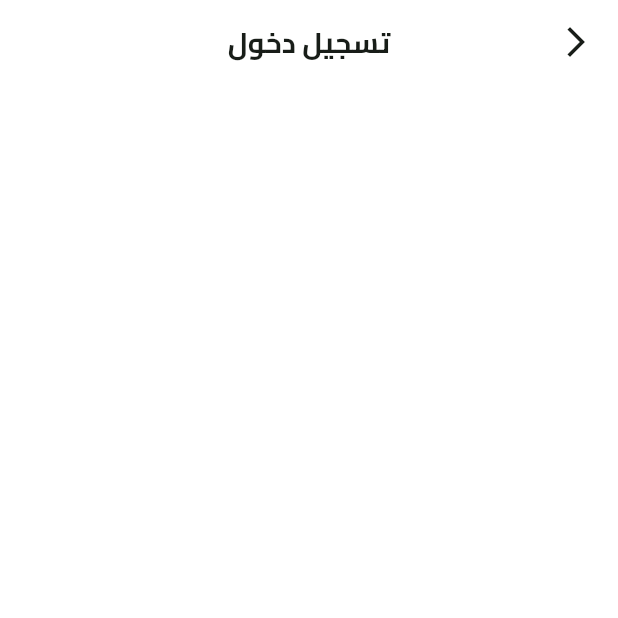
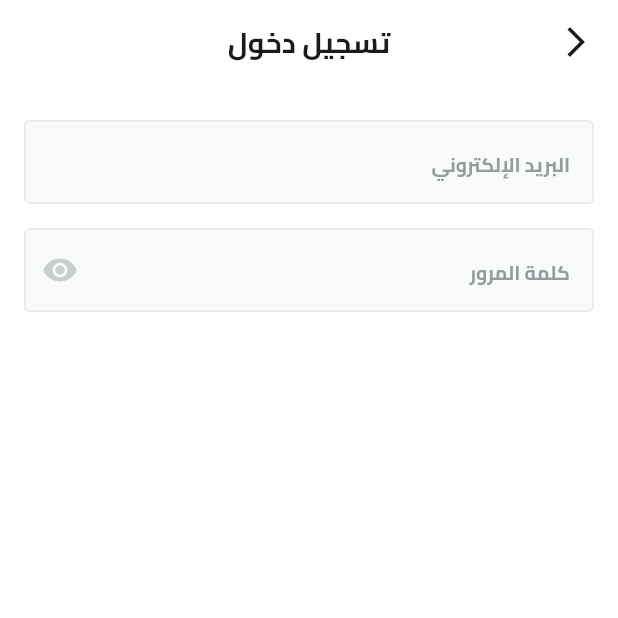
Before and after one commit to Eng-Mosad-99/Fruit-Hub, a Flutter app: the screen it shows after launch, after a tap on "تخط", on a phone screen of 412 x 824 dp, the top half of it. Run offline on Flutter 3.47's test engine with Material 3 defaults, Android fonts, the phone set to English and light mode, and no system bars; our stand-ins replace dots_indicator, shared_preferences; missing offline and left inert: svg_flutter.

Commit message:
finish login ui part 3

```diff
--- /dev/null
+++ b/lib/core/widgets/custom_text_field.dart
@@ -0,0 +1,40 @@
+import 'package:flutter/material.dart';
+import 'package:fruit_hub/core/utils/app_text_styles.dart';
+
+class CustomTextField extends StatelessWidget {
+  const CustomTextField(
+      {super.key, required this.hintText,required this.textInputType, this.suffixIcon});
+  final String hintText;
+  final TextInputType textInputType;
+  final Widget? suffixIcon;
+  @override
+  Widget build(BuildContext context) {
+    return TextFormField(
+      keyboardType: textInputType,
+      decoration: InputDecoration(
+        hintText: hintText,
+        suffixIcon: suffixIcon,
+        hintStyle: TextStyles.bold13.copyWith(
+          color: const Color(0xff949D9E),
+        ),
+        border: buildBorder(),
+        enabledBorder: buildBorder(),
+        focusedBorder: buildBorder(),
+        filled: true,
+        fillColor: const Color(0xffF9FAFA),
+      ),
+    );
+  }
+
+  OutlineInputBorder buildBorder() {
+    return const OutlineInputBorder(
+      borderRadius: BorderRadius.all(
+        Radius.circular(4),
+      ),
+      borderSide: BorderSide(
+        color: Color(0xffE6E9E9),
+        width: 1.0,
+      ),
+    );
+  }
+}
--- a/lib/features/auth/presentation/views/widgets/login_view_body.dart
+++ b/lib/features/auth/presentation/views/widgets/login_view_body.dart
@@ -1,14 +1,35 @@
 import 'package:flutter/material.dart';
+import 'package:fruit_hub/core/widgets/custom_text_field.dart';
+
+import '../../../../../constants.dart';
 
 class LoginViewBody extends StatelessWidget {
   const LoginViewBody({super.key});
   @override
   Widget build(BuildContext context) {
-    return SingleChildScrollView(
-      child: Column(
-        children: <Widget>[
-
-        ],
+    return const Padding(
+      padding: EdgeInsets.symmetric(horizontal: kHorizontalPadding),
+      child: SingleChildScrollView(
+        child: Column(
+          children: <Widget>[
+            SizedBox(
+              height: 24,
+            ),
+            CustomTextField(
+              hintText: 'البريد الإلكتروني',
+              textInputType: TextInputType.emailAddress,
+            ),
+            SizedBox(height: 16),
+            CustomTextField(
+              hintText: 'كلمة المرور',
+              textInputType: TextInputType.visiblePassword,
+              suffixIcon: Icon(
+                Icons.remove_red_eye,
+                color: Color(0xffC9CECF),
+              ),
+            ),
+          ],
+        ),
       ),
     );
   }
```
